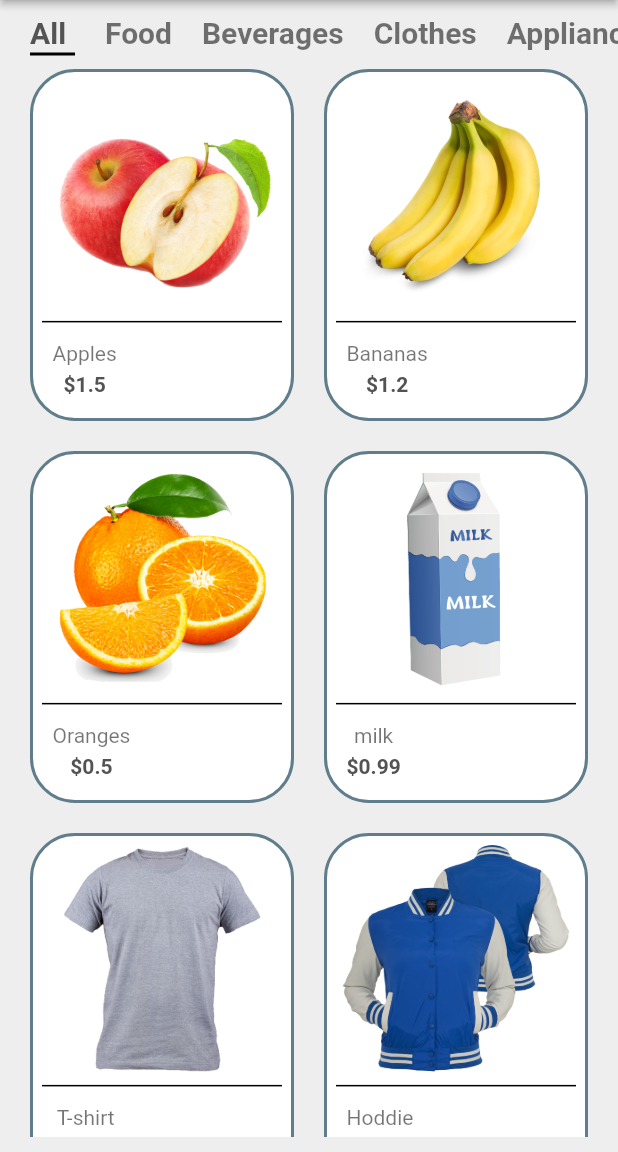
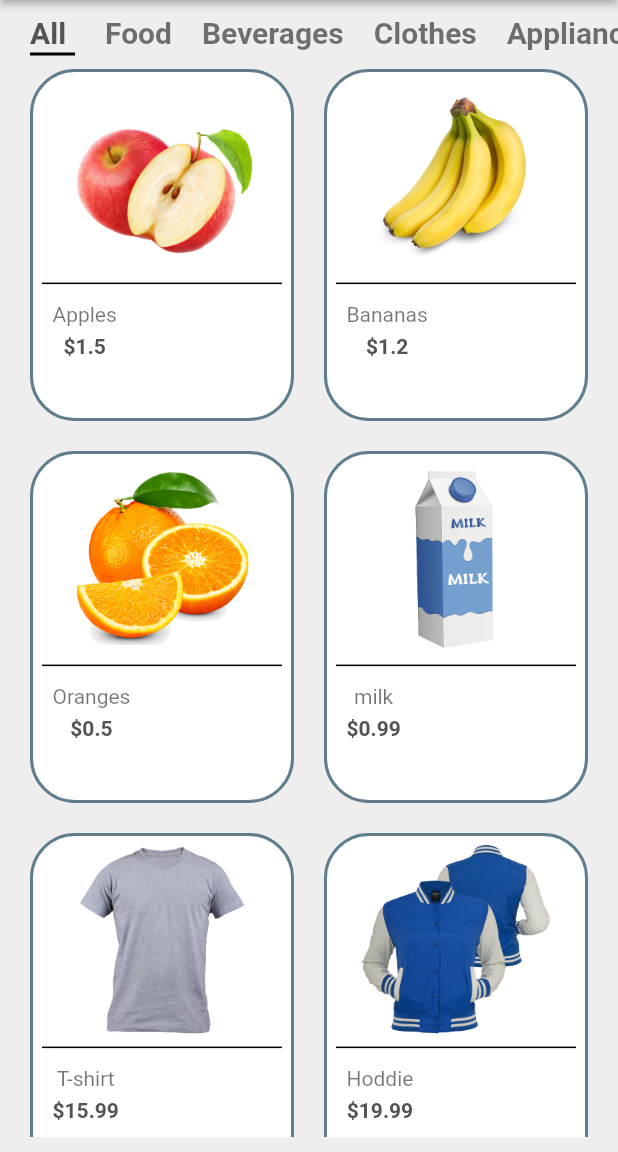
Before and after one commit to NSoldatovic/store_app, a Flutter app: the screen it shows after launch, on a phone screen of 412 x 824 dp, the part 84-1236 px from its top. Run offline on Flutter 3.47's test engine with Material 2 defaults, Android fonts, the phone set to English and light mode, and no system bars; our stand-ins replace flutter_svg.

Commit message:
update 2.1

```diff
--- a/flutter_ui/lib/example_data.dart
+++ b/flutter_ui/lib/example_data.dart
@@ -46,20 +46,22 @@ final supply = [
     brand: 'BrandT',
     id: '005',
     category: 'clothes',
-    image: "assets/images/t-shirt.png", description: dummyText,
+    image: "assets/images/t-shirt.png",
+    description: dummyText,
     price: 15.99,
     color: 'violet',
-    //size: Size.M
+    sizeS: '',
   ),
   Clothes(
     name: 'Hoddie',
     brand: 'BrandT',
     id: '006',
     category: 'clothes',
-    image: "assets/images/hoodie.png", description: dummyText,
+    image: "assets/images/hoodie.png",
+    description: dummyText,
     price: 19.99,
     color: 'violet',
-    //size: Size.M
+    sizeS: '',
   ),
   Appliance(
       name: 'Laptop',
--- a/flutter_ui/lib/main.dart
+++ b/flutter_ui/lib/main.dart
@@ -11,7 +11,7 @@ class MyApp extends StatelessWidget {
   Widget build(BuildContext context) {
     return MaterialApp(
       debugShowCheckedModeBanner: false,
-      title: 'Flutter Demo',
+      title: 'Store App',
       theme: ThemeData(
         textTheme: Theme.of(context).textTheme.apply(bodyColor: kTextColor),
         visualDensity: VisualDensity.adaptivePlatformDensity,
--- a/flutter_ui/lib/models/categories.dart
+++ b/flutter_ui/lib/models/categories.dart
@@ -64,6 +64,7 @@ enum Size { XS, S, M, L, XL }
 
 class Clothes extends Product {
   final String color;
+  final String sizeS;
 
   Clothes(
       {required String name,
@@ -73,7 +74,8 @@ class Clothes extends Product {
       required this.color,
       required String description,
       required String id,
-      required String category})
+      required String category,
+      required this.sizeS})
       : super(
             brand: brand,
             name: name,
@@ -81,7 +83,9 @@ class Clothes extends Product {
             price: price,
             id: id,
             category: category,
-            image: image);
+            image: image) {
+    size = sizeS;
+  }
 
   double calculateDiscount(double quantity, purchaseDt, Function addForPrint) {
     final double totalPrice = quantity * price;
--- a/flutter_ui/lib/screens/home/cart/cart_screen.dart
+++ b/flutter_ui/lib/screens/home/cart/cart_screen.dart
@@ -1,6 +1,6 @@
 import 'package:flutter/material.dart';
 import 'package:flutter_svg/svg.dart';
-import 'package:flutter_ui/cart.dart';
+import 'package:flutter_ui/models/cart.dart';
 import 'package:flutter_ui/screens/home/cart/receipt.dart';
 
 import '../../../constants.dart';
@@ -81,7 +81,7 @@ class _CartScreenState extends State<CartScreen> {
                         // style: Theme.of(context).textTheme.title,
                       ),
                       subtitle: Text(
-                          '${widget.cartObject.cart[index]['quantity']} x \$${widget.cartObject.cart[index]['product'].price}'),
+                          '${widget.cartObject.cart[index]['quantity']} x \$${widget.cartObject.cart[index]['product'].price}    ${widget.cartObject.cart[index]['product'].size}'),
                       trailing: IconButton(
                         icon: const Icon(Icons.delete),
                         color: Theme.of(context).errorColor,
--- a/flutter_ui/lib/screens/home/components/item_card.dart
+++ b/flutter_ui/lib/screens/home/components/item_card.dart
@@ -31,7 +31,7 @@ class ItemCard extends StatelessWidget {
           crossAxisAlignment: CrossAxisAlignment.start,
           children: <Widget>[
             Container(
-              height: size.height * 0.185,
+              height: size.height * 0.154,
               alignment: Alignment.center,
               child: Hero(
                 tag: product.id,
--- a/flutter_ui/lib/screens/home/home_screen.dart
+++ b/flutter_ui/lib/screens/home/home_screen.dart
@@ -3,7 +3,7 @@ import 'package:flutter_svg/svg.dart';
 import 'package:flutter_ui/constants.dart';
 
 import 'package:flutter_ui/screens/home/components/body.dart';
-import 'package:flutter_ui/cart.dart';
+import 'package:flutter_ui/models/cart.dart';
 
 import 'cart/cart_screen.dart';
 
```
Also changed, not shown: flutter_ui/lib/cart.dart (deleted, +0 -19 lines), flutter_ui/lib/models/cart.dart (added, +42 -0 lines), flutter_ui/lib/screens/details/components/body.dart (+8 -9 lines).
